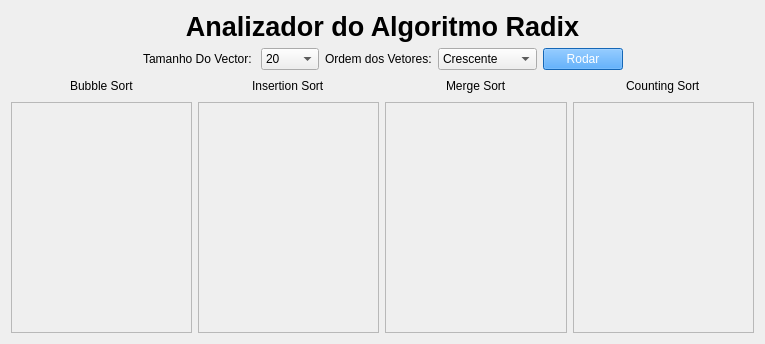
Before: the Qt Designer form telaprincipal.ui in LucboLuc/Exercicio_Ordenacao, drawn with Qt 5.
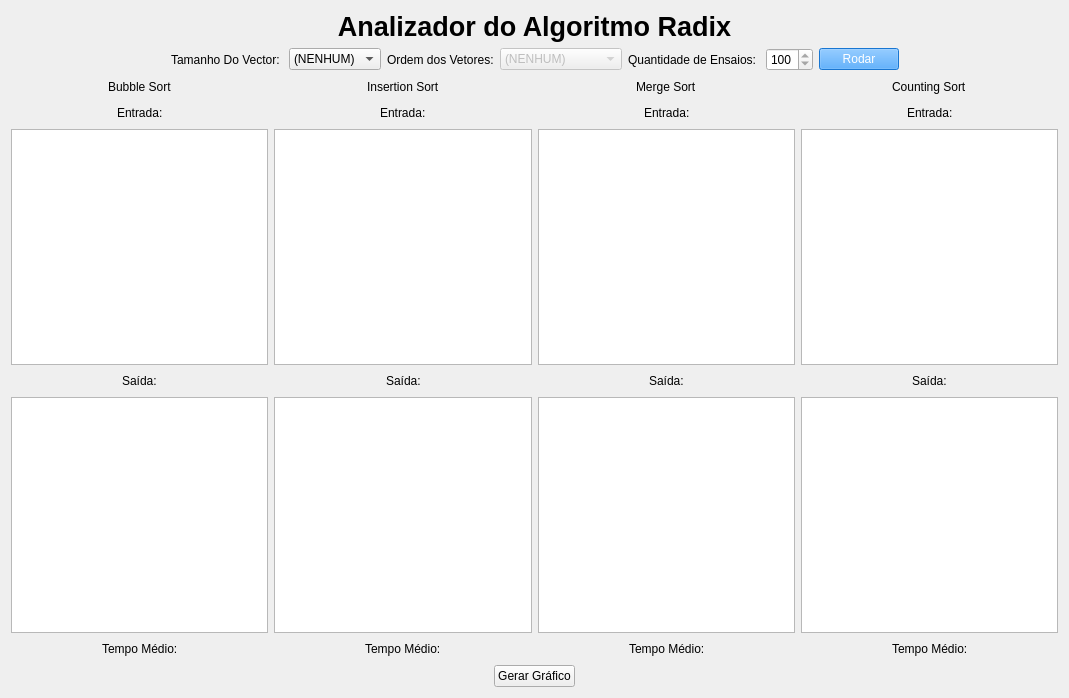
After: the same form once the commit is applied.

```diff
--- a/telaprincipal.ui
+++ b/telaprincipal.ui
@@ -6,16 +6,14 @@
    <rect>
     <x>0</x>
     <y>0</y>
-    <width>765</width>
-    <height>344</height>
+    <width>1069</width>
+    <height>698</height>
    </rect>
   </property>
   <property name="windowTitle">
    <string>TelaPrincipal</string>
   </property>
   <widget class="QWidget" name="centralWidget">
-   <layout class="QHBoxLayout" name="horizontalLayout_9">
-    <item>
      <layout class="QVBoxLayout" name="verticalLayout_5">
       <item>
        <widget class="QLabel" name="label_titulo">
@@ -25,7 +23,7 @@
        </widget>
       </item>
       <item>
-       <layout class="QHBoxLayout" name="horizontalLayout_8">
+     <layout class="QHBoxLayout" name="horizontalLayout_9">
         <item>
          <spacer name="horizontalSpacer_9">
           <property name="orientation">
@@ -50,6 +48,11 @@
           </item>
           <item>
            <widget class="QComboBox" name="comboBox_TamanhoVector">
+          <item>
+           <property name="text">
+            <string>(NENHUM)</string>
+           </property>
+          </item>
             <item>
              <property name="text">
               <string>20</string>
@@ -80,9 +83,12 @@
           </item>
           <item>
            <widget class="QComboBox" name="comboBox_OrdemVector">
+          <property name="enabled">
+           <bool>false</bool>
+          </property>
             <item>
              <property name="text">
-              <string>Crescente</string>
+            <string>(NENHUM)</string>
              </property>
             </item>
             <item>
@@ -92,13 +98,50 @@
             </item>
             <item>
              <property name="text">
-              <string>Aleatório</string>
-             </property>
-            </item>
-           </widget>
+            <string>CRESCENTE</string>
+           </property>
+          </item>
+          <item>
+           <property name="text">
+            <string>DECRESCENTE</string>
+           </property>
+          </item>
+         </widget>
+        </item>
+       </layout>
+      </item>
+      <item>
+       <layout class="QHBoxLayout" name="horizontalLayout_8">
+        <item>
+         <widget class="QLabel" name="label_9">
+          <property name="text">
+           <string>Quantidade de Ensaios: </string>
+          </property>
+         </widget>
+        </item>
+        <item>
+         <widget class="QSpinBox" name="spinBox_QuantidadeEnsaios">
+          <property name="enabled">
+           <bool>true</bool>
+          </property>
+          <property name="readOnly">
+           <bool>true</bool>
+          </property>
+          <property name="minimum">
+           <number>100</number>
+          </property>
+          <property name="maximum">
+           <number>100</number>
+          </property>
+         </widget>
+        </item>
+       </layout>
           </item>
           <item>
            <widget class="QPushButton" name="pushButton_Executador">
+        <property name="enabled">
+         <bool>false</bool>
+        </property>
             <property name="styleSheet">
              <string notr="true">background-color: rgb(30,144,255);
 color: rgb(255, 255, 255);
@@ -109,8 +152,6 @@
             </property>
            </widget>
           </item>
-         </layout>
-        </item>
         <item>
          <spacer name="horizontalSpacer_10">
           <property name="orientation">
@@ -127,7 +168,9 @@
        </layout>
       </item>
       <item>
-       <layout class="QHBoxLayout" name="horizontalLayout_7">
+     <layout class="QVBoxLayout" name="verticalLayout_7">
+      <item>
+       <layout class="QHBoxLayout" name="horizontalLayout_22">
         <item>
          <layout class="QVBoxLayout" name="verticalLayout">
           <item>
@@ -168,12 +211,133 @@
            </layout>
           </item>
           <item>
-           <widget class="QTextEdit" name="textEdit_BubbleSort">
+           <layout class="QHBoxLayout" name="horizontalLayout_7">
+            <item>
+             <spacer name="horizontalSpacer_15">
+              <property name="orientation">
+               <enum>Qt::Horizontal</enum>
+              </property>
+              <property name="sizeHint" stdset="0">
+               <size>
+                <width>40</width>
+                <height>20</height>
+               </size>
+              </property>
+             </spacer>
+            </item>
+            <item>
+             <widget class="QLabel" name="label">
+              <property name="text">
+               <string>Entrada:</string>
+              </property>
+             </widget>
+            </item>
+            <item>
+             <spacer name="horizontalSpacer_16">
+              <property name="orientation">
+               <enum>Qt::Horizontal</enum>
+              </property>
+              <property name="sizeHint" stdset="0">
+               <size>
+                <width>40</width>
+                <height>20</height>
+               </size>
+              </property>
+             </spacer>
+            </item>
+           </layout>
+          </item>
+          <item>
+           <widget class="QTextEdit" name="textEdit_BubbleSortEntrada">
             <property name="enabled">
-             <bool>false</bool>
+             <bool>true</bool>
             </property>
+            <property name="readOnly">
+             <bool>true</bool>
+            </property>
            </widget>
           </item>
+          <item>
+           <layout class="QHBoxLayout" name="horizontalLayout_14">
+            <item>
+             <spacer name="horizontalSpacer_23">
+              <property name="orientation">
+               <enum>Qt::Horizontal</enum>
+              </property>
+              <property name="sizeHint" stdset="0">
+               <size>
+                <width>40</width>
+                <height>20</height>
+               </size>
+              </property>
+             </spacer>
+            </item>
+            <item>
+             <widget class="QLabel" name="label_5">
+              <property name="text">
+               <string>Saída:</string>
+              </property>
+             </widget>
+            </item>
+            <item>
+             <spacer name="horizontalSpacer_24">
+              <property name="orientation">
+               <enum>Qt::Horizontal</enum>
+              </property>
+              <property name="sizeHint" stdset="0">
+               <size>
+                <width>40</width>
+                <height>20</height>
+               </size>
+              </property>
+             </spacer>
+            </item>
+           </layout>
+          </item>
+          <item>
+           <widget class="QTextEdit" name="textEdit_BubbleSortSaida">
+            <property name="readOnly">
+             <bool>true</bool>
+            </property>
+           </widget>
+          </item>
+          <item>
+           <layout class="QHBoxLayout" name="horizontalLayout_18">
+            <item>
+             <spacer name="horizontalSpacer_31">
+              <property name="orientation">
+               <enum>Qt::Horizontal</enum>
+              </property>
+              <property name="sizeHint" stdset="0">
+               <size>
+                <width>40</width>
+                <height>20</height>
+               </size>
+              </property>
+             </spacer>
+            </item>
+            <item>
+             <widget class="QLabel" name="label_TempoBubble">
+              <property name="text">
+               <string>Tempo Médio:</string>
+              </property>
+             </widget>
+            </item>
+            <item>
+             <spacer name="horizontalSpacer_32">
+              <property name="orientation">
+               <enum>Qt::Horizontal</enum>
+              </property>
+              <property name="sizeHint" stdset="0">
+               <size>
+                <width>40</width>
+                <height>20</height>
+               </size>
+              </property>
+             </spacer>
+            </item>
+           </layout>
+          </item>
          </layout>
         </item>
         <item>
@@ -216,12 +380,133 @@
            </layout>
           </item>
           <item>
-           <widget class="QTextEdit" name="textEdit_InsertionSort">
+           <layout class="QHBoxLayout" name="horizontalLayout_11">
+            <item>
+             <spacer name="horizontalSpacer_17">
+              <property name="orientation">
+               <enum>Qt::Horizontal</enum>
+              </property>
+              <property name="sizeHint" stdset="0">
+               <size>
+                <width>40</width>
+                <height>20</height>
+               </size>
+              </property>
+             </spacer>
+            </item>
+            <item>
+             <widget class="QLabel" name="label_2">
+              <property name="text">
+               <string>Entrada:</string>
+              </property>
+             </widget>
+            </item>
+            <item>
+             <spacer name="horizontalSpacer_18">
+              <property name="orientation">
+               <enum>Qt::Horizontal</enum>
+              </property>
+              <property name="sizeHint" stdset="0">
+               <size>
+                <width>40</width>
+                <height>20</height>
+               </size>
+              </property>
+             </spacer>
+            </item>
+           </layout>
+          </item>
+          <item>
+           <widget class="QTextEdit" name="textEdit_SelectionSortEntrada">
             <property name="enabled">
-             <bool>false</bool>
+             <bool>true</bool>
             </property>
+            <property name="readOnly">
+             <bool>true</bool>
+            </property>
            </widget>
           </item>
+          <item>
+           <layout class="QHBoxLayout" name="horizontalLayout_15">
+            <item>
+             <spacer name="horizontalSpacer_25">
+              <property name="orientation">
+               <enum>Qt::Horizontal</enum>
+              </property>
+              <property name="sizeHint" stdset="0">
+               <size>
+                <width>40</width>
+                <height>20</height>
+               </size>
+              </property>
+             </spacer>
+            </item>
+            <item>
+             <widget class="QLabel" name="label_6">
+              <property name="text">
+               <string>Saída:</string>
+              </property>
+             </widget>
+            </item>
+            <item>
+             <spacer name="horizontalSpacer_26">
+              <property name="orientation">
+               <enum>Qt::Horizontal</enum>
+              </property>
+              <property name="sizeHint" stdset="0">
+               <size>
+                <width>40</width>
+                <height>20</height>
+               </size>
+              </property>
+             </spacer>
+            </item>
+           </layout>
+          </item>
+          <item>
+           <widget class="QTextEdit" name="textEdit_SelectionSortSaida">
+            <property name="readOnly">
+             <bool>true</bool>
+            </property>
+           </widget>
+          </item>
+          <item>
+           <layout class="QHBoxLayout" name="horizontalLayout_19">
+            <item>
+             <spacer name="horizontalSpacer_33">
+              <property name="orientation">
+               <enum>Qt::Horizontal</enum>
+              </property>
+              <property name="sizeHint" stdset="0">
+               <size>
+                <width>40</width>
+                <height>20</height>
+               </size>
+              </property>
+             </spacer>
+            </item>
+            <item>
+             <widget class="QLabel" name="label_TempoSelection">
+              <property name="text">
+               <string>Tempo Médio:</string>
+              </property>
+             </widget>
+            </item>
+            <item>
+             <spacer name="horizontalSpacer_34">
+              <property name="orientation">
+               <enum>Qt::Horizontal</enum>
+              </property>
+              <property name="sizeHint" stdset="0">
+               <size>
+                <width>40</width>
+                <height>20</height>
+               </size>
+              </property>
+             </spacer>
+            </item>
+           </layout>
+          </item>
          </layout>
         </item>
         <item>
@@ -264,12 +549,133 @@
            </layout>
           </item>
           <item>
-           <widget class="QTextEdit" name="textEdit_MergeSort">
+           <layout class="QHBoxLayout" name="horizontalLayout_12">
+            <item>
+             <spacer name="horizontalSpacer_19">
+              <property name="orientation">
+               <enum>Qt::Horizontal</enum>
+              </property>
+              <property name="sizeHint" stdset="0">
+               <size>
+                <width>40</width>
+                <height>20</height>
+               </size>
+              </property>
+             </spacer>
+            </item>
+            <item>
+             <widget class="QLabel" name="label_3">
+              <property name="text">
+               <string>Entrada:</string>
+              </property>
+             </widget>
+            </item>
+            <item>
+             <spacer name="horizontalSpacer_20">
+              <property name="orientation">
+               <enum>Qt::Horizontal</enum>
+              </property>
+              <property name="sizeHint" stdset="0">
+               <size>
+                <width>40</width>
+                <height>20</height>
+               </size>
+              </property>
+             </spacer>
+            </item>
+           </layout>
+          </item>
+          <item>
+           <widget class="QTextEdit" name="textEdit_MergeSortEntrada">
             <property name="enabled">
-             <bool>false</bool>
+             <bool>true</bool>
             </property>
+            <property name="readOnly">
+             <bool>true</bool>
+            </property>
            </widget>
           </item>
+          <item>
+           <layout class="QHBoxLayout" name="horizontalLayout_16">
+            <item>
+             <spacer name="horizontalSpacer_27">
+              <property name="orientation">
+               <enum>Qt::Horizontal</enum>
+              </property>
+              <property name="sizeHint" stdset="0">
+               <size>
+                <width>40</width>
+                <height>20</height>
+               </size>
+              </property>
+             </spacer>
+            </item>
+            <item>
+             <widget class="QLabel" name="label_7">
+              <property name="text">
+               <string>Saída:</string>
+              </property>
+             </widget>
+            </item>
+            <item>
+             <spacer name="horizontalSpacer_28">
+              <property name="orientation">
+               <enum>Qt::Horizontal</enum>
+              </property>
+              <property name="sizeHint" stdset="0">
+               <size>
+                <width>40</width>
+                <height>20</height>
+               </size>
+              </property>
+             </spacer>
+            </item>
+           </layout>
+          </item>
+          <item>
+           <widget class="QTextEdit" name="textEdit_MergeSortSaida">
+            <property name="readOnly">
+             <bool>true</bool>
+            </property>
+           </widget>
+          </item>
+          <item>
+           <layout class="QHBoxLayout" name="horizontalLayout_20">
+            <item>
+             <spacer name="horizontalSpacer_35">
+              <property name="orientation">
+               <enum>Qt::Horizontal</enum>
+              </property>
+              <property name="sizeHint" stdset="0">
+               <size>
+                <width>40</width>
+                <height>20</height>
+               </size>
+              </property>
+             </spacer>
+            </item>
+            <item>
+             <widget class="QLabel" name="label_TempoMerge">
+              <property name="text">
+               <string>Tempo Médio:</string>
+              </property>
+             </widget>
+            </item>
+            <item>
+             <spacer name="horizontalSpacer_36">
+              <property name="orientation">
+               <enum>Qt::Horizontal</enum>
+              </property>
+              <property name="sizeHint" stdset="0">
+               <size>
+                <width>40</width>
+                <height>20</height>
+               </size>
+              </property>
+             </spacer>
+            </item>
+           </layout>
+          </item>
          </layout>
         </item>
         <item>
@@ -312,15 +718,173 @@
            </layout>
           </item>
           <item>
-           <widget class="QTextEdit" name="textEdit_CountingSort">
+           <layout class="QHBoxLayout" name="horizontalLayout_13">
+            <item>
+             <spacer name="horizontalSpacer_21">
+              <property name="orientation">
+               <enum>Qt::Horizontal</enum>
+              </property>
+              <property name="sizeHint" stdset="0">
+               <size>
+                <width>40</width>
+                <height>20</height>
+               </size>
+              </property>
+             </spacer>
+            </item>
+            <item>
+             <widget class="QLabel" name="label_4">
+              <property name="text">
+               <string>Entrada:</string>
+              </property>
+             </widget>
+            </item>
+            <item>
+             <spacer name="horizontalSpacer_22">
+              <property name="orientation">
+               <enum>Qt::Horizontal</enum>
+              </property>
+              <property name="sizeHint" stdset="0">
+               <size>
+                <width>40</width>
+                <height>20</height>
+               </size>
+              </property>
+             </spacer>
+            </item>
+           </layout>
+          </item>
+          <item>
+           <widget class="QTextEdit" name="textEdit_CountingSortEntrada">
             <property name="enabled">
-             <bool>false</bool>
+             <bool>true</bool>
             </property>
+            <property name="readOnly">
+             <bool>true</bool>
+            </property>
            </widget>
           </item>
-         </layout>
-        </item>
-       </layout>
+          <item>
+           <layout class="QHBoxLayout" name="horizontalLayout_17">
+            <item>
+             <spacer name="horizontalSpacer_29">
+              <property name="orientation">
+               <enum>Qt::Horizontal</enum>
+              </property>
+              <property name="sizeHint" stdset="0">
+               <size>
+                <width>40</width>
+                <height>20</height>
+               </size>
+              </property>
+             </spacer>
+            </item>
+            <item>
+             <widget class="QLabel" name="label_8">
+              <property name="text">
+               <string>Saída:</string>
+              </property>
+             </widget>
+            </item>
+            <item>
+             <spacer name="horizontalSpacer_30">
+              <property name="orientation">
+               <enum>Qt::Horizontal</enum>
+              </property>
+              <property name="sizeHint" stdset="0">
+               <size>
+                <width>40</width>
+                <height>20</height>
+               </size>
+              </property>
+             </spacer>
+            </item>
+           </layout>
+          </item>
+          <item>
+           <widget class="QTextEdit" name="textEdit_CountingSortSaida">
+            <property name="readOnly">
+             <bool>true</bool>
+            </property>
+           </widget>
+          </item>
+          <item>
+           <layout class="QHBoxLayout" name="horizontalLayout_21">
+            <item>
+             <spacer name="horizontalSpacer_37">
+              <property name="orientation">
+               <enum>Qt::Horizontal</enum>
+              </property>
+              <property name="sizeHint" stdset="0">
+               <size>
+                <width>40</width>
+                <height>20</height>
+               </size>
+              </property>
+             </spacer>
+            </item>
+            <item>
+             <widget class="QLabel" name="label_TempoCounting">
+              <property name="text">
+               <string>Tempo Médio:</string>
+              </property>
+             </widget>
+            </item>
+            <item>
+             <spacer name="horizontalSpacer_38">
+              <property name="orientation">
+               <enum>Qt::Horizontal</enum>
+              </property>
+              <property name="sizeHint" stdset="0">
+               <size>
+                <width>40</width>
+                <height>20</height>
+               </size>
+              </property>
+             </spacer>
+            </item>
+           </layout>
+          </item>
+         </layout>
+        </item>
+       </layout>
+      </item>
+     </layout>
+    </item>
+    <item>
+     <layout class="QHBoxLayout" name="horizontalLayout_24">
+      <item>
+       <spacer name="horizontalSpacer_41">
+        <property name="orientation">
+         <enum>Qt::Horizontal</enum>
+        </property>
+        <property name="sizeHint" stdset="0">
+         <size>
+          <width>40</width>
+          <height>20</height>
+         </size>
+        </property>
+       </spacer>
+      </item>
+      <item>
+       <widget class="QPushButton" name="pushButton">
+        <property name="text">
+         <string>Gerar Gráfico</string>
+        </property>
+       </widget>
+      </item>
+      <item>
+       <spacer name="horizontalSpacer_42">
+        <property name="orientation">
+         <enum>Qt::Horizontal</enum>
+        </property>
+        <property name="sizeHint" stdset="0">
+         <size>
+          <width>40</width>
+          <height>20</height>
+         </size>
+        </property>
+       </spacer>
       </item>
      </layout>
     </item>
```
Left out of the diff: 2 changed lines with no effect on the pictures. Lines whose indentation alone changed are shown as unchanged.
